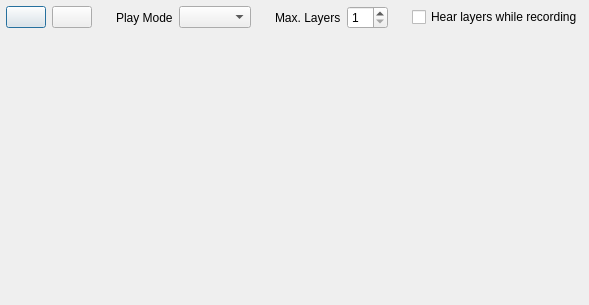
Qt form src/Common/gui/LooperWindow.ui (elieserdejesus/JamTaba) before a commit.
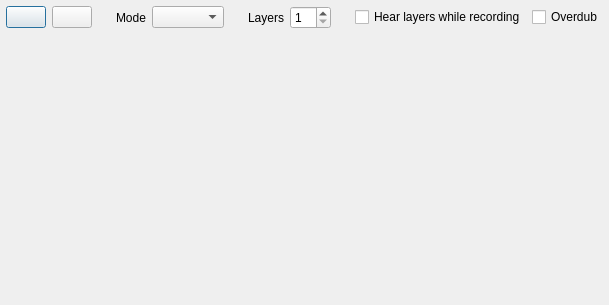
The same form after that commit. Icons and pictures are not drawn.

Commit message: Implementing 'hear while recording' and 'overdub'

Patch:
```diff
--- a/src/Common/gui/LooperWindow.ui
+++ b/src/Common/gui/LooperWindow.ui
@@ -97,7 +97,7 @@
       <item>
        <widget class="QLabel" name="labelPlayMode">
         <property name="text">
-         <string>Play Mode</string>
+         <string>Mode</string>
         </property>
         <property name="buddy">
          <cstring>comboBoxPlayMode</cstring>
@@ -126,7 +126,7 @@
       <item>
        <widget class="QLabel" name="labelMaxLayers">
         <property name="text">
-         <string>Max. Layers</string>
+         <string>Layers</string>
         </property>
         <property name="buddy">
          <cstring>maxLayersSpinBox</cstring>
@@ -159,7 +159,7 @@
       <item>
        <widget class="QCheckBox" name="checkBoxHearLayersWhileRecording">
         <property name="sizePolicy">
-         <sizepolicy hsizetype="MinimumExpanding" vsizetype="Fixed">
+         <sizepolicy hsizetype="Minimum" vsizetype="Fixed">
           <horstretch>0</horstretch>
           <verstretch>0</verstretch>
          </sizepolicy>
@@ -169,6 +169,26 @@
         </property>
        </widget>
       </item>
+      <item>
+       <widget class="QCheckBox" name="checkBoxOverdub">
+        <property name="text">
+         <string>Overdub</string>
+        </property>
+       </widget>
+      </item>
+      <item>
+       <spacer name="horizontalSpacer_4">
+        <property name="orientation">
+         <enum>Qt::Horizontal</enum>
+        </property>
+        <property name="sizeHint" stdset="0">
+         <size>
+          <width>40</width>
+          <height>20</height>
+         </size>
+        </property>
+       </spacer>
+      </item>
      </layout>
     </widget>
    </item>
```
The commit also changes 5 other files.
